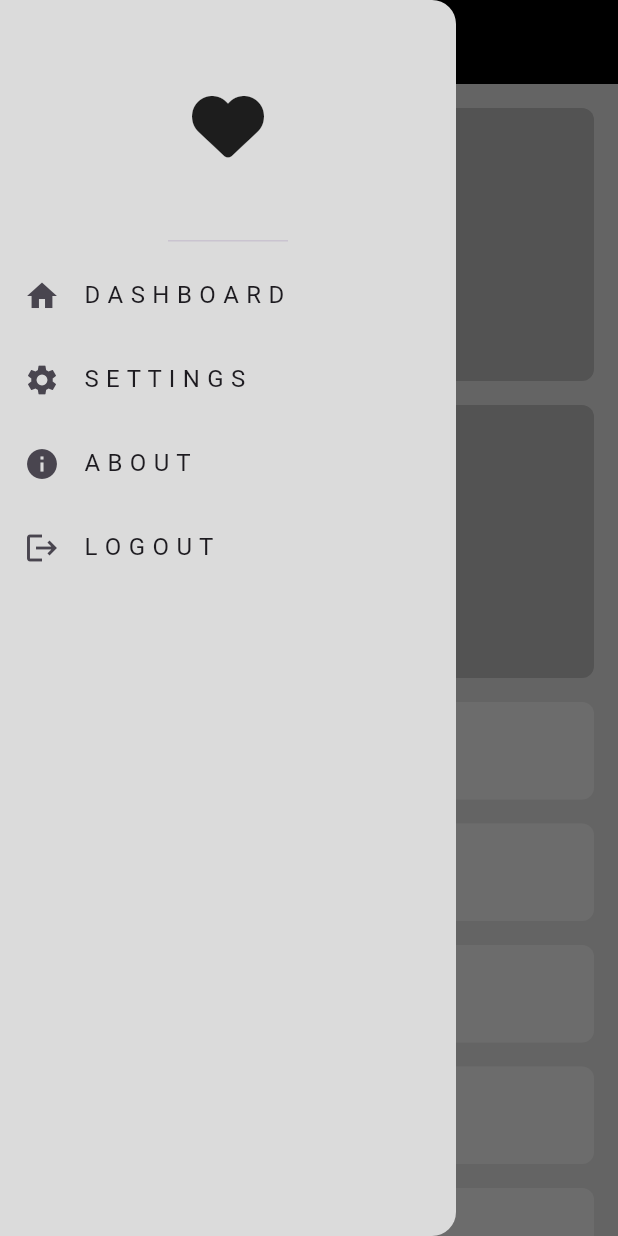
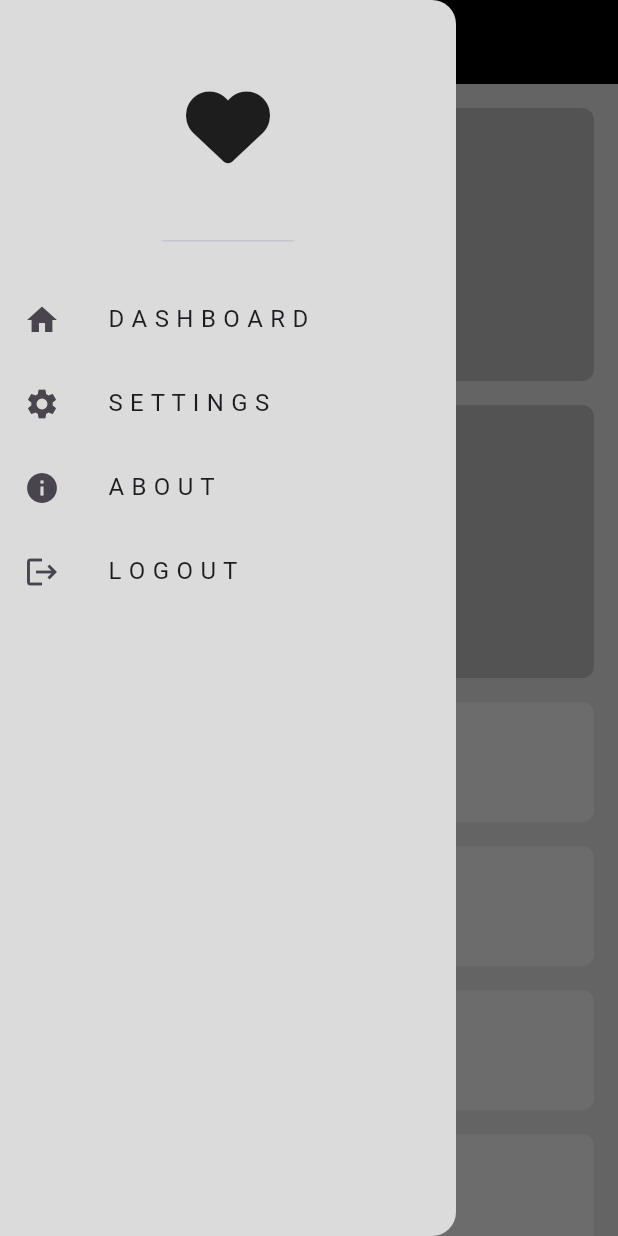
Before and after one commit to AhmedAlbay/AdpateiveApp, a Flutter app: the screen it shows after launch, with the side drawer open, on a phone screen of 412 x 824 dp. Run offline on Flutter 3.47's test engine with Material 3 defaults, Android fonts, the light colour scheme and no system bars; our stand-ins replace font_awesome_flutter.

Commit message:
make desktop layout

```diff
--- a/lib/views/widget/custom_drawer.dart
+++ b/lib/views/widget/custom_drawer.dart
@@ -15,13 +15,17 @@ class CustomDrawer extends StatelessWidget {
   Widget build(BuildContext context) {
     return Drawer(
       backgroundColor: const Color(0xffDBDBDB),
+      elevation: 0,
       child: Column(
         children: [
           const DrawerHeader(
-            child:  Icon(
+            child: Icon(
               FontAwesomeIcons.solidHeart,
-              size: 48,
+              size: 56,
             ),
+          ),
+          const SizedBox(
+            height: 16,
           ),
           CustomDrawerItemListView(items: items)
         ],
--- a/lib/views/widget/custom_drawer_item.dart
+++ b/lib/views/widget/custom_drawer_item.dart
@@ -8,7 +8,10 @@ class CustomDrawerItem extends StatelessWidget {
   Widget build(BuildContext context) {
     return ListTile(
       leading: Icon(drawerItemModel.icon),
-      title: Text(drawerItemModel.title),
+      title: Padding(
+        padding: const EdgeInsets.only(left: 16),
+        child: Text(drawerItemModel.title),
+      ),
     );
   }
 }
--- a/lib/views/widget/custom_item_2.dart
+++ b/lib/views/widget/custom_item_2.dart
@@ -6,7 +6,7 @@ class CustomItem2 extends StatelessWidget {
   @override
   Widget build(BuildContext context) {
     return Container(
-      height: 65,
+      height: 80,
       decoration: BoxDecoration(
         color: const Color(0xffECECEC),
         borderRadius: BorderRadius.circular(8),
--- a/lib/views/widget/custom_list.dart
+++ b/lib/views/widget/custom_list.dart
@@ -8,7 +8,7 @@ class CustomList extends StatelessWidget {
   Widget build(BuildContext context) {
     return SliverToBoxAdapter(
       child: SizedBox(
-        height: 100,
+        height: 150,
         child: ListView.builder(
             itemCount: 15,
             scrollDirection: Axis.horizontal,
--- a/lib/views/widget/home_view_body.dart
+++ b/lib/views/widget/home_view_body.dart
@@ -1,4 +1,4 @@
-
+import 'package:adpateive_app/views/widget/desktop_layout.dart';
 import 'package:adpateive_app/views/widget/mobile_layout.dart';
 import 'package:adpateive_app/views/widget/tablet_layout.dart';
 import 'package:flutter/material.dart';
@@ -12,10 +12,12 @@ class HomeViewBody extends StatelessWidget {
       padding: const EdgeInsets.symmetric(horizontal: 16),
       child: LayoutBuilder(
         builder: (context, constains) {
-          if (constains.maxWidth > 600) {
+          if (constains.maxWidth < 600) {
+            return const MobileLayout();
+          } else if (constains.maxWidth < 900) {
             return const TabletLayout();
           } else {
-            return const MobileLayout();
+            return const DesktopLayout();
           }
         },
       ),
```
Also changed, not shown: lib/views/widget/custom_desktop_widget.dart (added, +23 -0 lines), lib/views/widget/desktop_layout.dart (added, +30 -0 lines).
